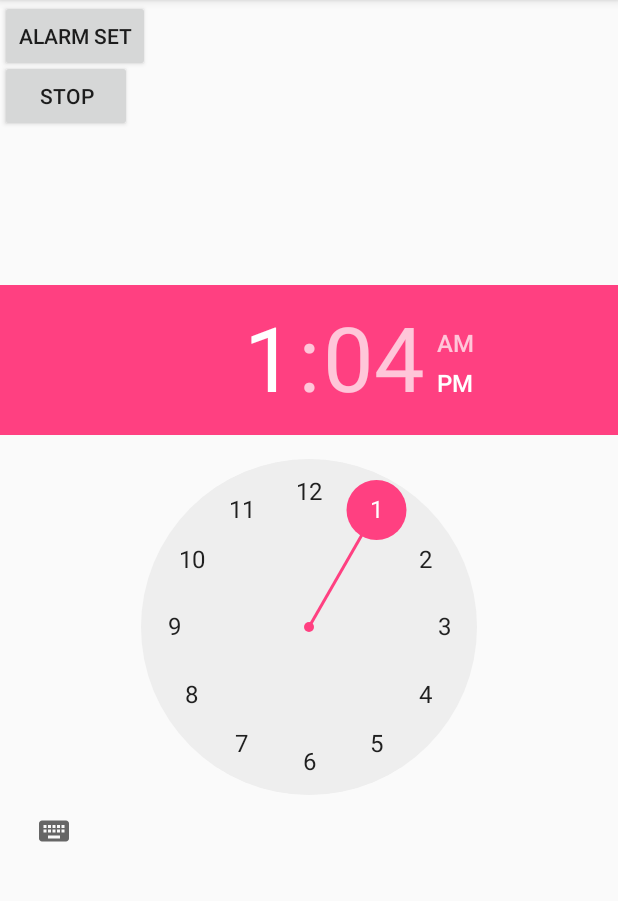
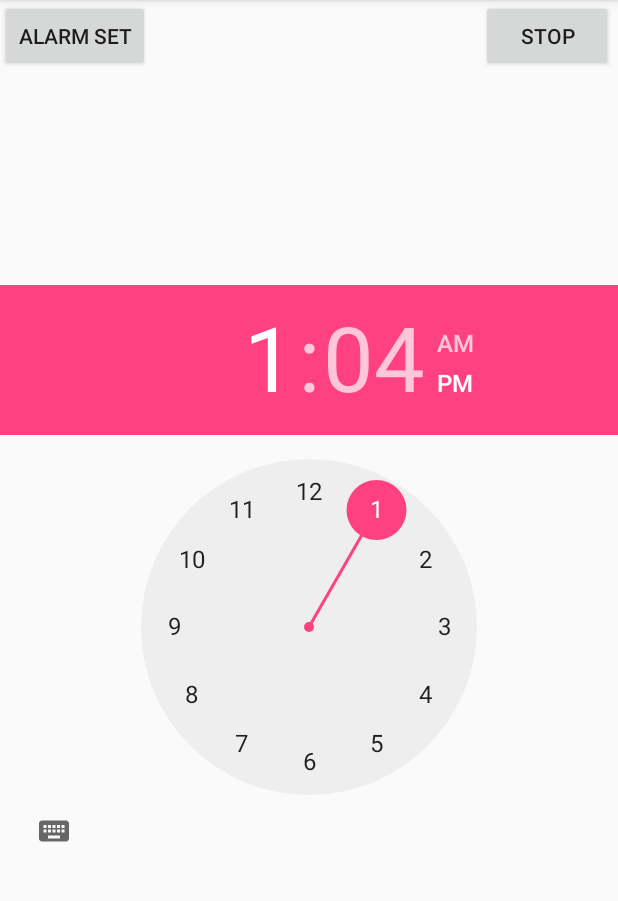
Before and after one commit to kanpei1092/AlarmTestJava, an Android app: the screen it shows after launch (MainActivity), on a phone screen of 412 x 824 dp, the part 84-985 px from its top. Run offline under Robolectric (Android 15) with nearby library versions, the phone set to English and light mode, and no system bars.

Commit message:
音楽を止める

```diff
--- a/app/src/main/java/com/example/alarmtestjava/AlarmReceiver.java
+++ b/app/src/main/java/com/example/alarmtestjava/AlarmReceiver.java
@@ -6,6 +6,7 @@ import android.content.Intent;
 import android.media.MediaPlayer;
 import android.util.Log;
 import android.view.View;
+import android.widget.Button;
 
 import androidx.core.app.NotificationCompat;
 import androidx.core.app.NotificationManagerCompat;
@@ -18,10 +19,11 @@ public class AlarmReceiver extends BroadcastReceiver {
         Log.d("AlarmReceiver", "Alarm received!");
         MainActivity.mediaPlayer = MediaPlayer.create(context, R.raw.alarm);
         // MediaPlayerを作成して音楽を再生
-
         MainActivity.mediaPlayer.start();
 
+
         // アラームが鳴ったときに行いたい処理を追加できます
+
 
         // アプリケーションがバックグラウンドで動作している場合、
         // メディアプレーヤーのリソースを解放することを忘れないでください。
--- a/app/src/main/java/com/example/alarmtestjava/MainActivity.java
+++ b/app/src/main/java/com/example/alarmtestjava/MainActivity.java
@@ -35,7 +35,6 @@ public class MainActivity extends AppCompatActivity {
     protected void onCreate(Bundle savedInstanceState) {
         super.onCreate(savedInstanceState);
         setContentView(R.layout.activity_main);
-
         alarmManager = (AlarmManager) getSystemService(Context.ALARM_SERVICE);
         timePicker = findViewById(R.id.timePicker);
         Log.d("MainActivity", "get timePicker!");
--- a/app/src/main/res/layout/activity_main.xml
+++ b/app/src/main/res/layout/activity_main.xml
@@ -32,10 +32,11 @@ tools:context=".MainActivity">
             android:id="@+id/button2"
             android:layout_width="wrap_content"
             android:layout_height="wrap_content"
-            android:layout_marginTop="40dp"
+            android:layout_alignParentEnd="true"
+            android:layout_marginTop="0dp"
+            android:layout_marginEnd="3dp"
             android:onClick="onStop"
             android:text="Stop"
-            app:layout_constraintTop_toBottomOf="@+id/button"
             tools:layout_editor_absoluteX="36dp" />
 
     </RelativeLayout>
```
